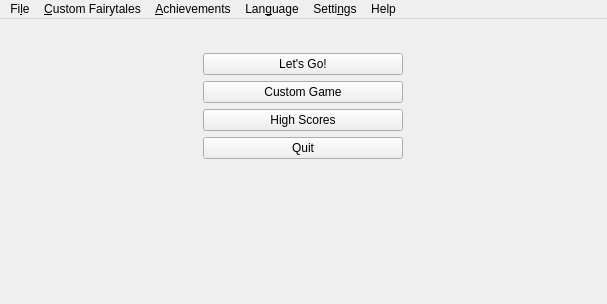
Above: ui/mainwindow.ui from tdauth/gustavsfairyland before the change. Below: the same form after it.
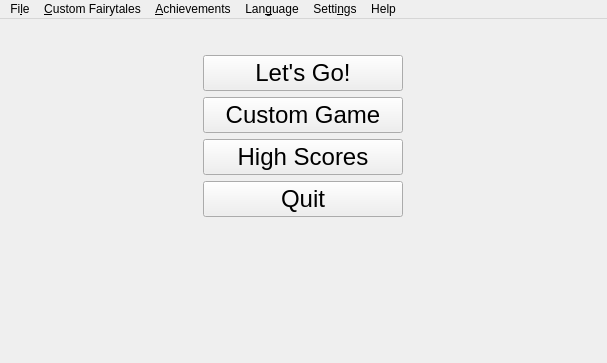
That is the form after the change. Icons and pictures are not drawn.

The edit to the form file:
```diff
--- a/ui/mainwindow.ui
+++ b/ui/mainwindow.ui
@@ -7,7 +7,7 @@
     <x>0</x>
     <y>0</y>
     <width>607</width>
-    <height>304</height>
+    <height>363</height>
    </rect>
   </property>
   <property name="sizePolicy">
@@ -140,6 +140,11 @@
            <height>16777215</height>
           </size>
          </property>
+         <property name="font">
+          <font>
+           <pointsize>18</pointsize>
+          </font>
+         </property>
          <property name="layoutDirection">
           <enum>Qt::LeftToRight</enum>
          </property>
@@ -165,6 +170,11 @@
            <height>0</height>
           </size>
          </property>
+         <property name="font">
+          <font>
+           <pointsize>18</pointsize>
+          </font>
+         </property>
          <property name="text">
           <string>Quit</string>
          </property>
@@ -191,6 +201,11 @@
            <height>0</height>
           </size>
          </property>
+         <property name="font">
+          <font>
+           <pointsize>18</pointsize>
+          </font>
+         </property>
          <property name="text">
           <string>High Scores</string>
          </property>
@@ -198,6 +213,11 @@
        </item>
        <item row="2" column="0">
         <widget class="QPushButton" name="customGamePushButton">
+         <property name="font">
+          <font>
+           <pointsize>18</pointsize>
+          </font>
+         </property>
          <property name="text">
           <string>Custom Game</string>
          </property>
```
Left out of the diff: 10 changed lines with no effect on the pictures.
